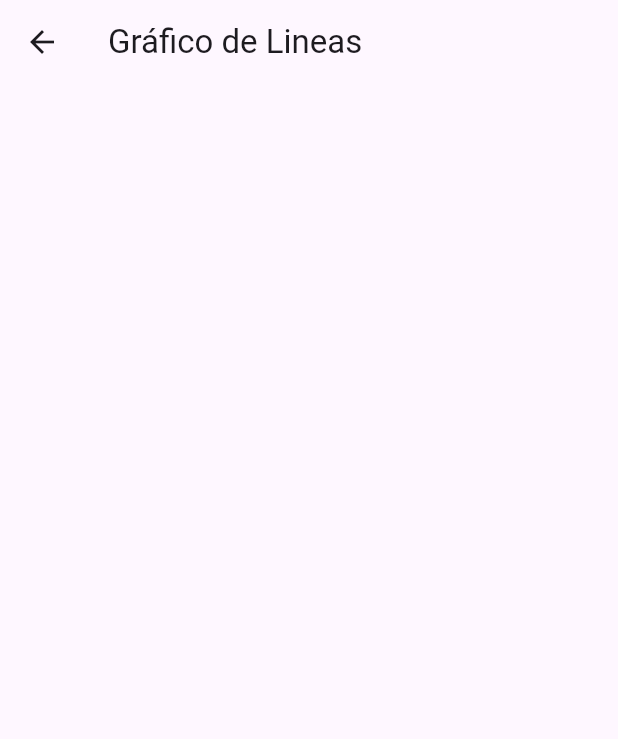
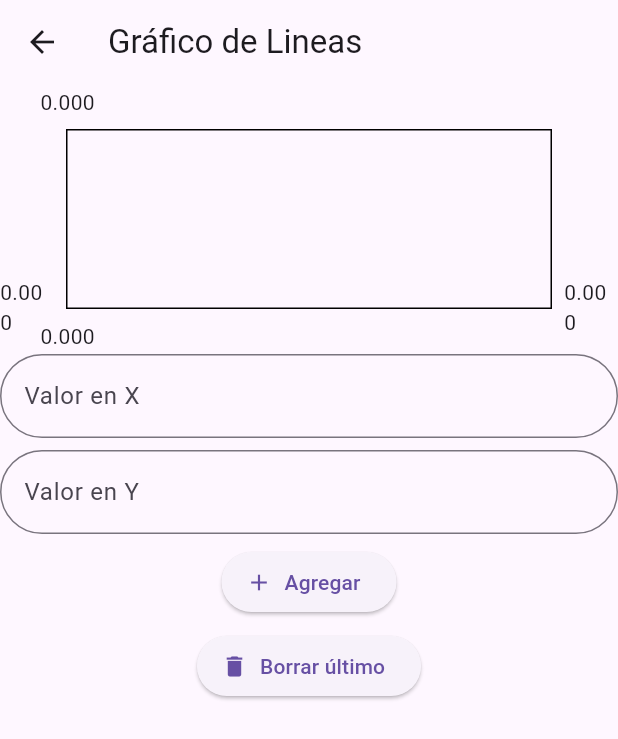
Before and after one commit to Jhucruz/visualizador_charts, a Flutter app: the PantallaGraficoLineas screen opened by its route, on a phone screen of 412 x 824 dp. Shown: the top 739 px of the screen. Run offline on Flutter 3.47's test engine with Material 3 defaults, Android fonts, the phone set to English and light mode, and no system bars; drawn by our look-alikes of fl_chart; our stand-ins replace shared_preferences; accounts and stored records are empty.

Commit message:
feat: Se agrego el grafico de linea

```diff
--- a/lib/data/repositories/line_repository.dart
+++ b/lib/data/repositories/line_repository.dart
@@ -13,7 +13,7 @@ class LineRepository {
     return LineModel.convertirDeDataLocal(puntosDatos);
   }
 
-  void guardarBarrasDatos(LineModel lineModel) async {
+  void guardarPuntosDatos(LineModel lineModel) async {
     await localDataSource.setEjeX(
       data: lineModel.ejeX.map((elemento) {
         return elemento.toString();
@@ -28,3 +28,5 @@ class LineRepository {
     );
   }
 }
+
+final lineRepository = LineRepository(localDataSource: localDataSource);
--- a/lib/display/ui/screens/pantalla_grafico_lineas.dart
+++ b/lib/display/ui/screens/pantalla_grafico_lineas.dart
@@ -1,14 +1,141 @@
+import 'package:fl_chart/fl_chart.dart';
+import 'package:flutter/cupertino.dart';
 import 'package:flutter/material.dart';
+import 'package:visualizador_charts/data/models/line_model.dart';
+import 'package:visualizador_charts/data/repositories/line_repository.dart';
+import 'package:visualizador_charts/display/ui/components/input_grafico.dart';
+import 'package:visualizador_charts/display/ui/utils/utils.dart';
 
-class PantallaGraficoLineas extends StatelessWidget {
+class PantallaGraficoLineas extends StatefulWidget {
   const PantallaGraficoLineas({super.key});
 
   @override
+  State<PantallaGraficoLineas> createState() => _PantallaGraficoLineasState();
+}
+
+class _PantallaGraficoLineasState extends State<PantallaGraficoLineas> {
+  final _identificadorFormulario = GlobalKey<FormState>();
+  final _xCoordTextController = TextEditingController();
+  final _yCoordTextController = TextEditingController();
+
+  LineModel? _lineModel;
+
+  @override
+  void initState() {
+    super.initState();
+    setState(() {
+      _lineModel = lineRepository.obtenerDatos();
+    });
+  }
+
+  @override
   Widget build(BuildContext context) {
+    if (_lineModel == null) {
+      return Scaffold(
+        appBar: AppBar(),
+        body: Center(
+          child: CircularProgressIndicator(),
+        ),
+      );
+    }
     return Scaffold(
       appBar: AppBar(
         title: Text('Gráfico de Lineas'),
       ),
+      body: ListView(
+        children: [
+          SizedBox(
+            height: 180,
+            child: LineChart(
+              LineChartData(
+                lineBarsData: [
+                  LineChartBarData(
+                    isCurved: true,
+                    color: Colors.blue,
+                    spots: _lineModel!.ejeX.asMap().entries.map(
+                      (valor) {
+                        return FlSpot(valor.value, _lineModel!.ejeY[valor.key]);
+                      },
+                    ).toList(),
+                  ),
+                ],
+              ),
+            ),
+          ),
+          Form(
+            key: _identificadorFormulario,
+            child: Column(
+              spacing: 8,
+              children: [
+                InputGrafico(
+                  label: 'Valor en X',
+                  autocorrect: false,
+                  textInputType: TextInputType.number,
+                  controller: _xCoordTextController,
+                  validator: (valor) {
+                    return ValidacionDeData.validarNumero(valor);
+                  },
+                ),
+                InputGrafico(
+                  label: 'Valor en Y',
+                  autocorrect: false,
+                  textInputType: TextInputType.number,
+                  controller: _yCoordTextController,
+                  validator: (valor) {
+                    return ValidacionDeData.validarNumero(valor);
+                  },
+                ),
+                ElevatedButton.icon(
+                  onPressed: () {
+                    final esValido =
+                        _identificadorFormulario.currentState?.validate();
+                    final lineModel = _lineModel;
+                    if (esValido == true && lineModel != null) {
+                      setState(() {
+                        lineModel.ejeX
+                            .add(double.parse(_xCoordTextController.text));
+                        lineModel.ejeY
+                            .add(double.parse(_yCoordTextController.text));
+                      });
+
+                      lineRepository.guardarPuntosDatos(lineModel);
+                    }
+                  },
+                  label: const Text('Agregar'),
+                  icon: Icon(Icons.add),
+                ),
+                ElevatedButton.icon(
+                  onPressed: () {
+                    Alertas.mostrarAlertaDeConfirmacion(context,
+                        alBorrar: (ctx) {
+                      final lineModel = _lineModel;
+                      if (lineModel != null) {
+                        setState(() {
+                          lineModel.ejeX.removeLast();
+                          lineModel.ejeY.removeLast();
+                        });
+
+                        lineRepository.guardarPuntosDatos(lineModel);
+
+                        Navigator.pop(ctx);
+                      }
+                    });
+                  },
+                  label: const Text('Borrar último'),
+                  icon: Icon(Icons.delete),
+                ),
+              ],
+            ),
+          )
+        ],
+      ),
     );
   }
+
+  @override
+  void dispose() {
+    super.dispose();
+    _xCoordTextController.dispose();
+    _yCoordTextController.dispose();
+  }
 }
--- /dev/null
+++ b/lib/display/ui/utils/utils.dart
@@ -0,0 +1,60 @@
+import 'package:flutter/cupertino.dart';
+
+class ValidacionDeData {
+  static String? validarNumero(String? valor) {
+    if (valor == null) {
+      return 'Este campo es requerido';
+    }
+
+    if (valor.isEmpty) {
+      return 'Este campo es requerido';
+    }
+
+    if (double.tryParse(valor) == null) {
+      return 'Este campo debe ser un número';
+    }
+
+    return null;
+  }
+
+  static String? validarCampoObligatorio(String? valor) {
+    if (valor == null) {
+      return 'Este campo es requerido';
+    }
+
+    if (valor.isEmpty) {
+      return 'Este campo es requerido';
+    }
+
+    return null;
+  }
+}
+
+class Alertas {
+  static void mostrarAlertaDeConfirmacion(BuildContext context,
+      {required void Function(BuildContext) alBorrar}) {
+    showCupertinoDialog(
+      context: context,
+      builder: (ctx) {
+        return CupertinoAlertDialog(
+          title: const Text('¿Seguro que quiere borrar?'),
+          actions: [
+            CupertinoDialogAction(
+              child: const Text('Volver'),
+              onPressed: () {
+                Navigator.pop(ctx);
+              },
+            ),
+            CupertinoDialogAction(
+              isDestructiveAction: true,
+              onPressed: () {
+                alBorrar(ctx);
+              },
+              child: const Text('Borrar'),
+            ),
+          ],
+        );
+      },
+    );
+  }
+}
```
Also changed, not shown: lib/display/ui/screens/pantalla_grafico_barras.dart (+22 -57 lines).
